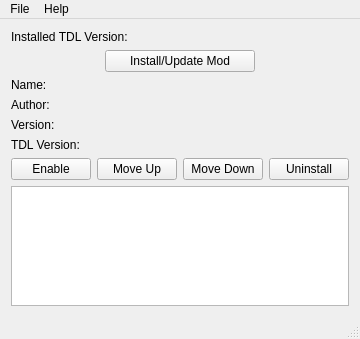
Before: the Qt Designer form modloader_qt/mainwindow.ui in jpeg/TDL-Mod-Loader, drawn with Qt 5.
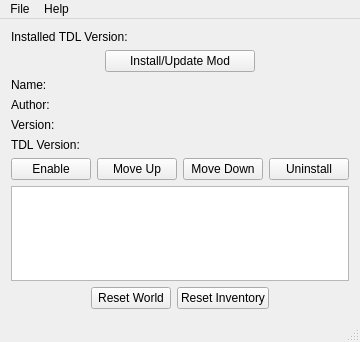
After: the same form once the commit is applied.

Commit message: Added refresh world/inventory buttons and status bar debug

```diff
--- a/modloader_qt/mainwindow.ui
+++ b/modloader_qt/mainwindow.ui
@@ -7,7 +7,7 @@
     <x>0</x>
     <y>0</y>
     <width>338</width>
-    <height>339</height>
+    <height>342</height>
    </rect>
   </property>
   <property name="sizePolicy">
@@ -146,6 +146,50 @@
     <item>
      <widget class="QTreeView" name="treeViewMods"/>
     </item>
+    <item>
+     <layout class="QHBoxLayout" name="layoutExtras">
+      <item>
+       <spacer name="horizontalSpacer">
+        <property name="orientation">
+         <enum>Qt::Horizontal</enum>
+        </property>
+        <property name="sizeHint" stdset="0">
+         <size>
+          <width>40</width>
+          <height>20</height>
+         </size>
+        </property>
+       </spacer>
+      </item>
+      <item>
+       <widget class="QPushButton" name="buttonRefreshWorld">
+        <property name="text">
+         <string>Reset World</string>
+        </property>
+       </widget>
+      </item>
+      <item>
+       <widget class="QPushButton" name="buttonRefreshInventory">
+        <property name="text">
+         <string>Reset Inventory</string>
+        </property>
+       </widget>
+      </item>
+      <item>
+       <spacer name="horizontalSpacer_2">
+        <property name="orientation">
+         <enum>Qt::Horizontal</enum>
+        </property>
+        <property name="sizeHint" stdset="0">
+         <size>
+          <width>40</width>
+          <height>20</height>
+         </size>
+        </property>
+       </spacer>
+      </item>
+     </layout>
+    </item>
    </layout>
   </widget>
   <widget class="QMenuBar" name="menuBar">
```
The commit also changes 2 other files.
